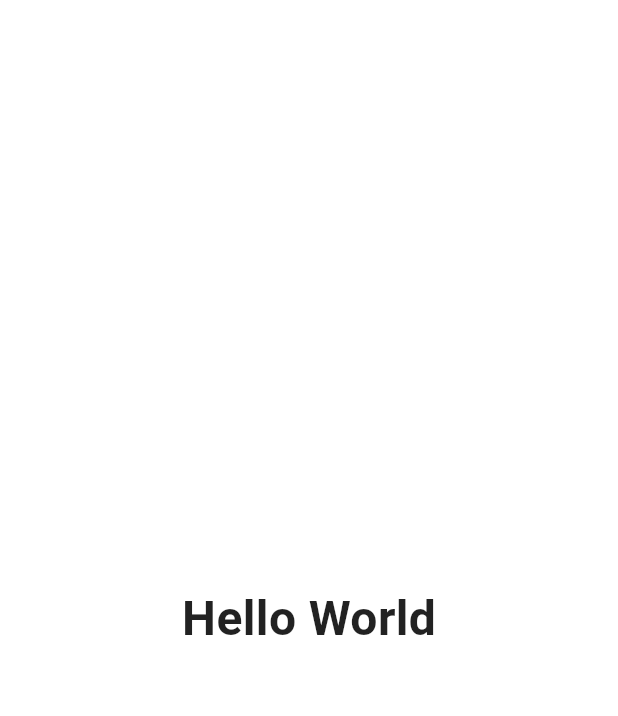
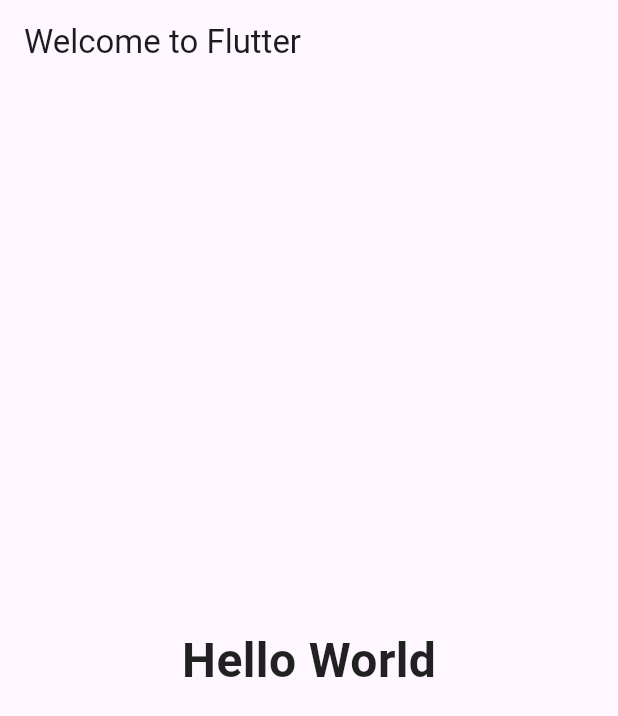
Before and after one commit to cubasmx/webflix, a Flutter app: the screen it shows after launch, on a phone screen of 412 x 824 dp. Shown: the top 716 px of the screen. Run offline on Flutter 3.47's test engine with Material 3 defaults, Android fonts, the phone set to English and light mode, and no system bars.

Commit message:
Actualizo código y estructura del proyecto Flutter

```diff
--- a/lib/main.dart
+++ b/lib/main.dart
@@ -7,10 +7,13 @@ class MyApp extends StatelessWidget {
 
   @override
   Widget build(BuildContext context) {
-    return const MaterialApp(
+    return MaterialApp(
+      title: 'Welcome to Flutter',
       home: Scaffold(
-        backgroundColor: Colors.white,
-        body: Center(
+        appBar: AppBar(
+          title: const Text('Welcome to Flutter'),
+        ),
+        body: const Center(
           child: Text(
             'Hello World',
             style: TextStyle(
```
